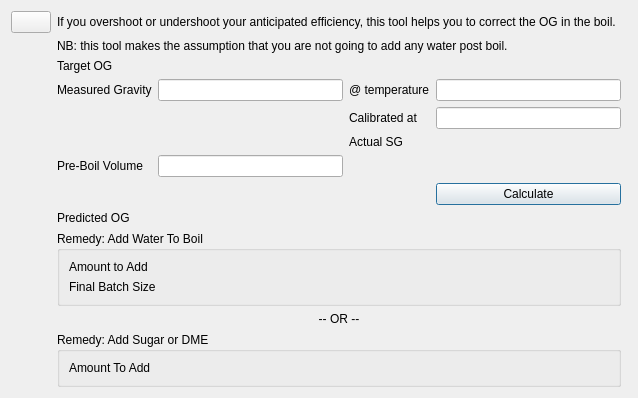
First picture: the form in ui/ogCorrectionTool.ui, repository Brewken/brewken, before the edit.
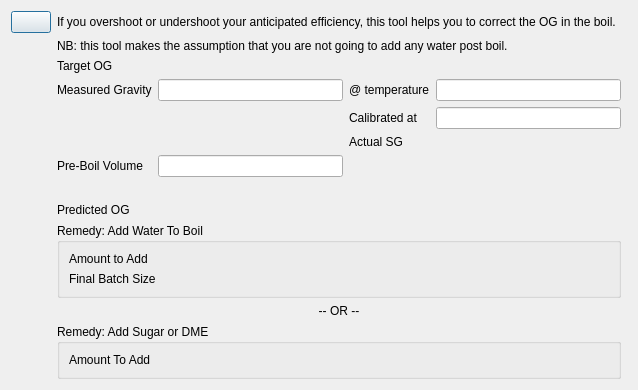
Second picture: the form after the edit. Custom widgets are drawn as their Qt base class.

Patch:
```diff
--- a/ui/ogCorrectionTool.ui
+++ b/ui/ogCorrectionTool.ui
@@ -163,18 +163,10 @@
       </widget>
      </item>
 
-     <item row="13" column="4">
-      <widget class="QPushButton" name="pushButton_calculate">
-       <property name="toolTip">
-        <string>Calculate</string>
-       </property>
-       <property name="text">
-        <string>Calculate</string>
-       </property>
-       <property name="autoDefault">
-        <bool>false</bool>
-       </property>
-       <property name="default">
+     <item row="13" column="1" colspan="4">
+      <!-- Shown when we can't do the calculation, eg because there is no recipe -->
+      <widget class="QLabel" name="label_problem">
+       <property name="wordWrap">
         <bool>true</bool>
        </property>
       </widget>
```
